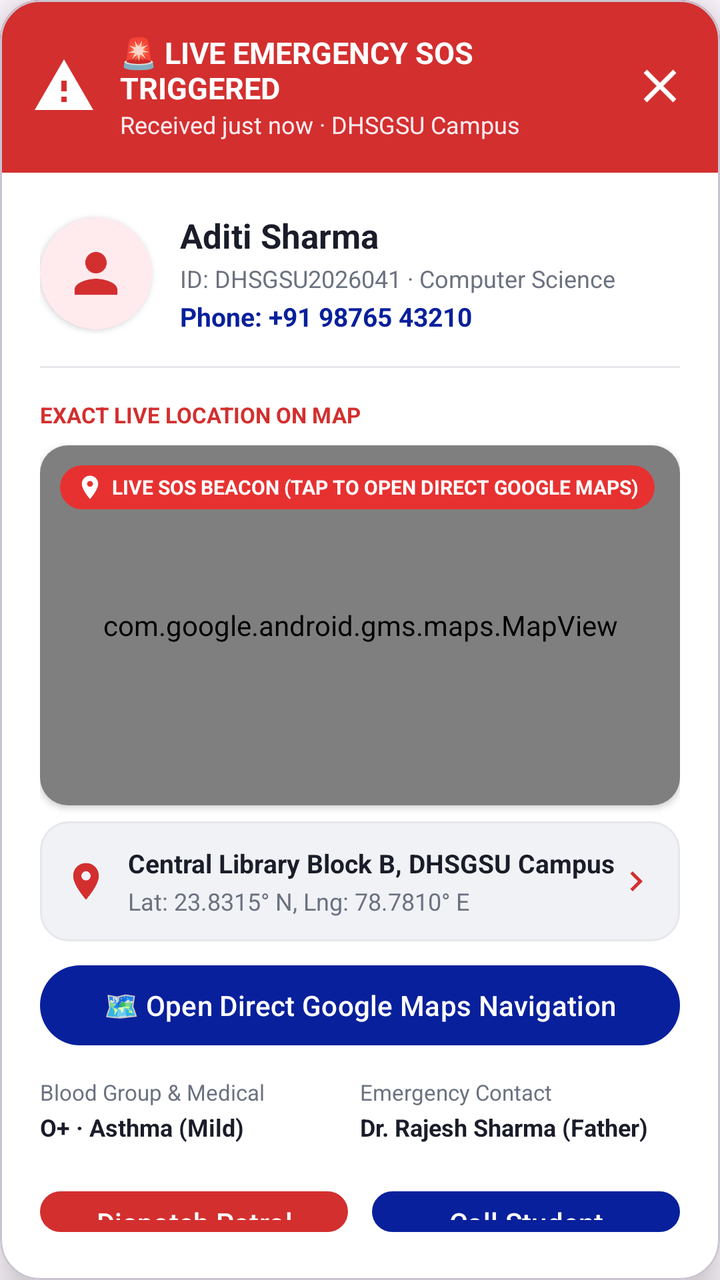
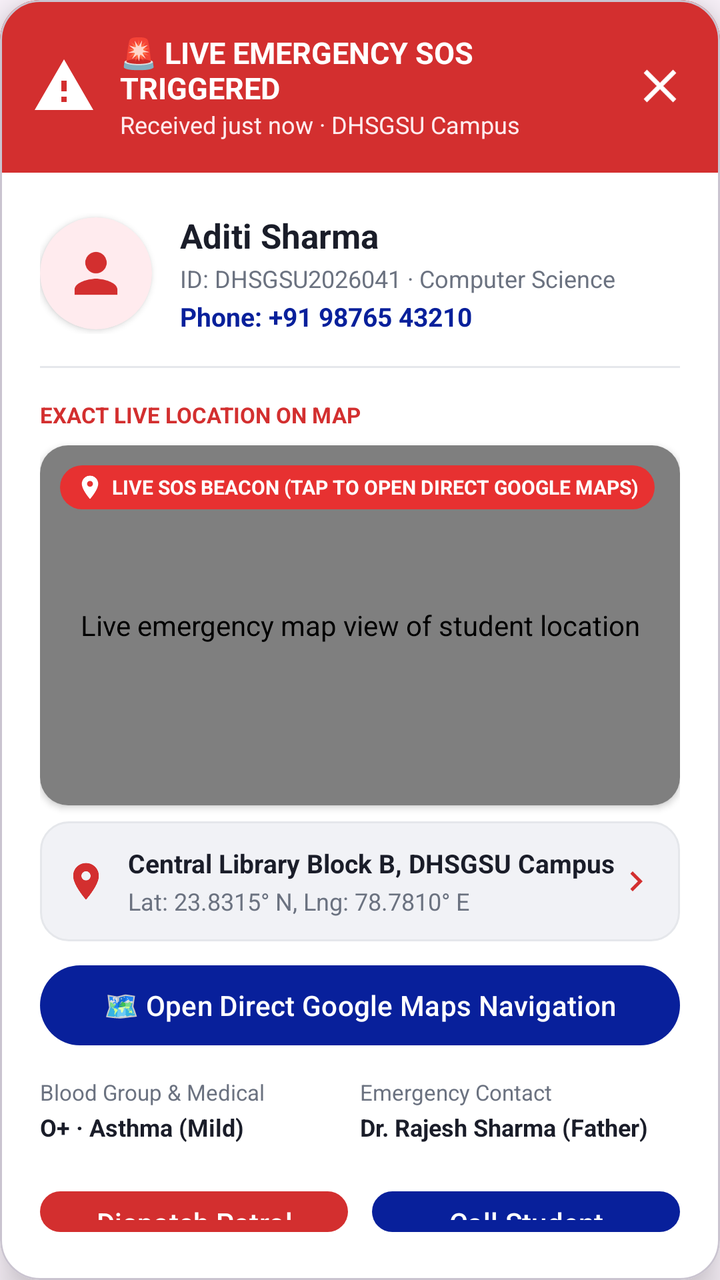

Before-and-after screenshots of an Android layout around one commit, followed by the original layout XML and the change that was made.
<!-- AndroidManifest.xml: application theme Theme.UniversityEmergencyApp -->
<!-- res/layout/dialog_sos_alert.xml -->
<?xml version="1.0" encoding="utf-8"?>
<com.google.android.material.card.MaterialCardView xmlns:android="http://schemas.android.com/apk/res/android"
    xmlns:app="http://schemas.android.com/apk/res-auto"
    xmlns:tools="http://schemas.android.com/tools"
    android:layout_width="match_parent"
    android:layout_height="wrap_content"
    android:layout_margin="16dp"
    app:cardCornerRadius="20dp"
    app:cardElevation="12dp"
    app:cardBackgroundColor="@color/white"
    tools:ignore="HardcodedText,SmallSp">

    <LinearLayout
        android:layout_width="match_parent"
        android:layout_height="wrap_content"
        android:orientation="vertical">

        
        <LinearLayout
            android:layout_width="match_parent"
            android:layout_height="wrap_content"
            android:background="@color/accent_red"
            android:orientation="horizontal"
            android:gravity="center_vertical"
            android:padding="16dp">

            <ImageView
                android:layout_width="32dp"
                android:layout_height="32dp"
                android:contentDescription="Emergency Icon"
                app:srcCompat="@drawable/ic_alert"
                app:tint="@color/white" />

            <LinearLayout
                android:layout_width="0dp"
                android:layout_height="wrap_content"
                android:layout_weight="1"
                android:layout_marginStart="12dp"
                android:orientation="vertical">

                <TextView
                    android:id="@+id/dialogTitle"
                    android:layout_width="wrap_content"
                    android:layout_height="wrap_content"
                    android:text="🚨 LIVE EMERGENCY SOS TRIGGERED"
                    android:textColor="@color/white"
                    android:textSize="15sp"
                    android:textStyle="bold" />

                <TextView
                    android:id="@+id/dialogTime"
                    android:layout_width="wrap_content"
                    android:layout_height="wrap_content"
                    android:text="Received just now · DHSGSU Campus"
                    android:textColor="#FFEBEE"
                    android:textSize="12sp" />
            </LinearLayout>

            <ImageView
                android:id="@+id/btnDismissDialog"
                android:layout_width="28dp"
                android:layout_height="28dp"
                android:background="?attr/selectableItemBackgroundBorderless"
                android:contentDescription="Close"
                app:srcCompat="@drawable/ic_close"
                app:tint="@color/white" />
        </LinearLayout>

        <LinearLayout
            android:layout_width="match_parent"
            android:layout_height="wrap_content"
            android:orientation="vertical"
            android:padding="20dp">

            
            <LinearLayout
                android:layout_width="match_parent"
                android:layout_height="wrap_content"
                android:gravity="center_vertical"
                android:orientation="horizontal">

                <androidx.cardview.widget.CardView
                    android:layout_width="56dp"
                    android:layout_height="56dp"
                    app:cardCornerRadius="28dp"
                    app:cardElevation="2dp"
                    app:cardBackgroundColor="#FFEBEE">

                    <ImageView
                        android:layout_width="match_parent"
                        android:layout_height="match_parent"
                        android:padding="12dp"
                        android:contentDescription="User photo"
                        app:srcCompat="@drawable/ic_person"
                        app:tint="@color/accent_red" />
                </androidx.cardview.widget.CardView>

                <LinearLayout
                    android:layout_width="0dp"
                    android:layout_height="wrap_content"
                    android:layout_weight="1"
                    android:layout_marginStart="14dp"
                    android:orientation="vertical">

                    <TextView
                        android:id="@+id/dialogUserName"
                        android:layout_width="wrap_content"
                        android:layout_height="wrap_content"
                        android:text="Aditi Sharma"
                        android:textColor="@color/text_primary"
                        android:textSize="17sp"
                        android:textStyle="bold" />

                    <TextView
                        android:id="@+id/dialogUserIdDept"
                        android:layout_width="wrap_content"
                        android:layout_height="wrap_content"
                        android:layout_marginTop="2dp"
                        android:text="ID: DHSGSU2026041 · Computer Science"
                        android:textColor="@color/text_secondary"
                        android:textSize="12sp" />

                    <TextView
                        android:id="@+id/dialogUserPhone"
                        android:layout_width="wrap_content"
                        android:layout_height="wrap_content"
                        android:layout_marginTop="2dp"
                        android:text="Phone: +91 98765 43210"
                        android:textColor="@color/brand_blue"
                        android:textSize="13sp"
                        android:textStyle="bold" />
                </LinearLayout>
            </LinearLayout>

            <View
                android:layout_width="match_parent"
                android:layout_height="1dp"
                android:layout_marginTop="16dp"
                android:layout_marginBottom="16dp"
                android:background="@color/divider" />

            
            <TextView
                android:layout_width="wrap_content"
                android:layout_height="wrap_content"
                android:text="EXACT LIVE LOCATION ON MAP"
                android:textColor="@color/accent_red"
                android:textSize="11sp"
                android:textStyle="bold" />

            
            <androidx.cardview.widget.CardView
                android:id="@+id/cardDialogMap"
                android:layout_width="match_parent"
                android:layout_height="180dp"
                android:layout_marginTop="8dp"
                android:clickable="true"
                android:focusable="true"
                app:cardCornerRadius="14dp"
                app:cardElevation="2dp">

                <FrameLayout
                    android:layout_width="match_parent"
                    android:layout_height="match_parent">

                    <com.google.android.gms.maps.MapView
                        android:id="@+id/dialogMapView"
                        android:layout_width="match_parent"
                        android:layout_height="match_parent"
                        app:cameraTargetLat="23.8315"
                        app:cameraTargetLng="78.7810"
                        app:cameraZoom="16.5"
                        app:mapType="normal"
                        app:uiZoomControls="false" />

                    
                    <View
                        android:id="@+id/btnOpenFullMap"
                        android:layout_width="match_parent"
                        android:layout_height="match_parent"
                        android:background="?attr/selectableItemBackground"
                        android:clickable="true"
                        android:focusable="true" />

                    
                    <LinearLayout
                        android:layout_width="wrap_content"
                        android:layout_height="wrap_content"
                        android:layout_gravity="top|start"
                        android:layout_margin="10dp"
                        android:background="@drawable/badge_severity_pill"
                        android:gravity="center_vertical"
                        android:orientation="horizontal"
                        android:paddingStart="8dp"
                        android:paddingTop="4dp"
                        android:paddingEnd="8dp"
                        android:paddingBottom="4dp">

                        <ImageView
                            android:layout_width="14dp"
                            android:layout_height="14dp"
                            android:contentDescription="Live beacon"
                            app:srcCompat="@drawable/ic_location"
                            app:tint="@color/white" />

                        <TextView
                            android:layout_width="wrap_content"
                            android:layout_height="wrap_content"
                            android:layout_marginStart="4dp"
                            android:text="LIVE SOS BEACON (TAP TO OPEN DIRECT GOOGLE MAPS)"
                            android:textColor="@color/white"
                            android:textSize="10sp"
                            android:textStyle="bold" />
                    </LinearLayout>
                </FrameLayout>
            </androidx.cardview.widget.CardView>

            
            <LinearLayout
                android:id="@+id/layoutDialogLocation"
                android:layout_width="match_parent"
                android:layout_height="wrap_content"
                android:layout_marginTop="8dp"
                android:background="@drawable/bg_input_field"
                android:gravity="center_vertical"
                android:orientation="horizontal"
                android:padding="12dp"
                android:clickable="true"
                android:focusable="true">

                <ImageView
                    android:layout_width="22dp"
                    android:layout_height="22dp"
                    android:contentDescription="Location icon"
                    app:srcCompat="@drawable/ic_location"
                    app:tint="@color/accent_red" />

                <LinearLayout
                    android:layout_width="0dp"
                    android:layout_height="wrap_content"
                    android:layout_weight="1"
                    android:layout_marginStart="10dp"
                    android:orientation="vertical">

                    <TextView
                        android:id="@+id/dialogLocationLandmark"
                        android:layout_width="wrap_content"
                        android:layout_height="wrap_content"
                        android:text="Central Library Block B, DHSGSU Campus"
                        android:textColor="@color/text_primary"
                        android:textSize="13sp"
                        android:textStyle="bold" />

                    <TextView
                        android:id="@+id/dialogCoordinates"
                        android:layout_width="wrap_content"
                        android:layout_height="wrap_content"
                        android:layout_marginTop="2dp"
                        android:text="Lat: 23.8315° N, Lng: 78.7810° E"
                        android:textColor="@color/text_secondary"
                        android:textSize="12sp" />
                </LinearLayout>

                <ImageView
                    android:layout_width="20dp"
                    android:layout_height="20dp"
                    android:contentDescription="Open maps"
                    app:srcCompat="@drawable/ic_chevron_right"
                    app:tint="@color/accent_red" />
            </LinearLayout>

            <com.google.android.material.button.MaterialButton
                android:id="@+id/btnOpenGoogleMaps"
                android:layout_width="match_parent"
                android:layout_height="48dp"
                android:layout_marginTop="8dp"
                android:text="🗺️ Open Direct Google Maps Navigation"
                app:backgroundTint="@color/brand_blue" />

            
            <LinearLayout
                android:layout_width="match_parent"
                android:layout_height="wrap_content"
                android:layout_marginTop="12dp"
                android:orientation="horizontal"
                android:baselineAligned="false">

                <LinearLayout
                    android:layout_width="0dp"
                    android:layout_height="wrap_content"
                    android:layout_weight="1"
                    android:orientation="vertical">

                    <TextView
                        android:layout_width="wrap_content"
                        android:layout_height="wrap_content"
                        android:text="Blood Group &amp; Medical"
                        android:textColor="@color/text_secondary"
                        android:textSize="11sp" />

                    <TextView
                        android:id="@+id/dialogMedicalInfo"
                        android:layout_width="wrap_content"
                        android:layout_height="wrap_content"
                        android:layout_marginTop="2dp"
                        android:text="O+ · Asthma (Mild)"
                        android:textColor="@color/text_primary"
                        android:textSize="12sp"
                        android:textStyle="bold" />
                </LinearLayout>

                <LinearLayout
                    android:layout_width="0dp"
                    android:layout_height="wrap_content"
                    android:layout_weight="1"
                    android:orientation="vertical">

                    <TextView
                        android:layout_width="wrap_content"
                        android:layout_height="wrap_content"
                        android:text="Emergency Contact"
                        android:textColor="@color/text_secondary"
                        android:textSize="11sp" />

                    <TextView
                        android:id="@+id/dialogEmergencyContact"
                        android:layout_width="wrap_content"
                        android:layout_height="wrap_content"
                        android:layout_marginTop="2dp"
                        android:text="Dr. Rajesh Sharma (Father)"
                        android:textColor="@color/text_primary"
                        android:textSize="12sp"
                        android:textStyle="bold" />
                </LinearLayout>
            </LinearLayout>

            
            <LinearLayout
                android:layout_width="match_parent"
                android:layout_height="wrap_content"
                android:layout_marginTop="20dp"
                android:orientation="horizontal"
                android:baselineAligned="false">

                <com.google.android.material.button.MaterialButton
                    android:id="@+id/btnDispatchSecurity"
                    android:layout_width="0dp"
                    android:layout_height="wrap_content"
                    android:layout_weight="1"
                    android:layout_marginEnd="6dp"
                    android:text="Dispatch Patrol"
                    app:backgroundTint="@color/accent_red" />

                <com.google.android.material.button.MaterialButton
                    android:id="@+id/btnCallStudent"
                    android:layout_width="0dp"
                    android:layout_height="wrap_content"
                    android:layout_weight="1"
                    android:layout_marginStart="6dp"
                    android:text="Call Student"
                    app:backgroundTint="@color/brand_blue" />
            </LinearLayout>
        </LinearLayout>
    </LinearLayout>
</com.google.android.material.card.MaterialCardView>
<!-- resources referenced by this layout -->
<resources>
  <color name="accent_red">#D32F2F</color>
  <color name="brand_blue">#08209B</color>
  <color name="divider">#E5E7EB</color>
  <color name="text_primary">#1A1D29</color>
  <color name="text_secondary">#6B7280</color>
  <color name="white">#FFFFFF</color>
  <!-- drawable badge_severity_pill (drawable) -->
  <?xml version="1.0" encoding="utf-8"?>
  <shape xmlns:android="http://schemas.android.com/apk/res/android" android:shape="rectangle">
      <solid android:color="#E73131" />
      <corners android:radius="20dp" />
  </shape>
  <!-- drawable bg_input_field (drawable) -->
  <?xml version="1.0" encoding="utf-8"?>
  <selector xmlns:android="http://schemas.android.com/apk/res/android">
      <item android:state_focused="true">
          <shape android:shape="rectangle">
              <solid android:color="@color/white" />
              <corners android:radius="14dp" />
              <stroke
                  android:width="1.5dp"
                  android:color="@color/input_border_focused" />
          </shape>
      </item>
      <item>
          <shape android:shape="rectangle">
              <solid android:color="@color/input_bg" />
              <corners android:radius="14dp" />
              <stroke
                  android:width="1dp"
                  android:color="@color/input_border" />
          </shape>
      </item>
  </selector>
  <!-- drawable ic_alert (drawable) -->
  <?xml version="1.0" encoding="utf-8"?>
  <vector xmlns:android="http://schemas.android.com/apk/res/android"
      android:width="24dp"
      android:height="24dp"
      android:viewportWidth="24"
      android:viewportHeight="24">
      <path
          android:fillColor="#FFD32F2F"
          android:pathData="M1,21h22L12,2L1,21z M13,18h-2v-2h2V18z M13,14h-2v-4h2V14z" />
  </vector>
  <!-- drawable ic_chevron_right (drawable) -->
  <vector xmlns:android="http://schemas.android.com/apk/res/android"
      android:width="24dp"
      android:height="24dp"
      android:viewportWidth="24"
      android:viewportHeight="24">
    <path
        android:fillColor="#FF000000"
        android:pathData="M10,6L8.59,7.41 13.17,12l-4.58,4.59L10,18l6,-6z"/>
  </vector>
  <!-- drawable ic_close (drawable) -->
  <vector xmlns:android="http://schemas.android.com/apk/res/android"
      android:width="24dp"
      android:height="24dp"
      android:viewportWidth="24"
      android:viewportHeight="24">
    <path
        android:fillColor="@android:color/white"
        android:pathData="M19,6.41L17.59,5,12,10.59,6.41,5,5,6.41,10.59,12,5,17.59,6.41,19,12,13.41,17.59,19,19,17.59,13.41,12z"/>
  </vector>
  <!-- drawable ic_location (drawable) -->
  <vector xmlns:android="http://schemas.android.com/apk/res/android"
      android:width="24dp"
      android:height="24dp"
      android:viewportWidth="24"
      android:viewportHeight="24">
    <path
        android:fillColor="#FF000000"
        android:pathData="M12,2C8.13,2 5,5.13 5,9c0,5.25 7,13 7,13s7,-7.75 7,-13c0,-3.87 -3.13,-7 -7,-7zM12,11.5c-1.38,0 -2.5,-1.12 -2.5,-2.5s1.12,-2.5 2.5,-2.5 2.5,1.12 2.5,2.5 -1.12,2.5 -2.5,2.5z"/>
  </vector>
  <!-- drawable ic_person (drawable) -->
  <?xml version="1.0" encoding="utf-8"?>
  <vector xmlns:android="http://schemas.android.com/apk/res/android"
      android:width="20dp"
      android:height="20dp"
      android:viewportWidth="24"
      android:viewportHeight="24">
      <path
          android:fillColor="#FF9CA3AF"
          android:pathData="M12,12c2.21,0,4,-1.79,4,-4s-1.79,-4,-4,-4S8,5.79,8,8S9.79,12,12,12z M12,14c-2.67,0,-8,1.34,-8,4v2h16v-2C20,15.34,14.67,14,12,14z" />
  </vector>
  <style name="Theme.UniversityEmergencyApp" parent="Base.Theme.UniversityEmergencyApp" />
  <color name="input_border_focused">#08209B</color>
  <color name="input_bg">#F1F2F6</color>
  <color name="input_border">#E5E7EB</color>
  <style name="Base.Theme.UniversityEmergencyApp" parent="Theme.Material3.DayNight.NoActionBar">
          
          
      </style>
</resources>

<!-- the commit's change to res/layout/dialog_sos_alert.xml (unified diff, before → after) -->
@@ -167,6 +167,7 @@
                         android:id="@+id/dialogMapView"
                         android:layout_width="match_parent"
                         android:layout_height="match_parent"
+                        android:contentDescription="Live emergency map view of student location"
                         app:cameraTargetLat="23.8315"
                         app:cameraTargetLng="78.7810"
                         app:cameraZoom="16.5"
